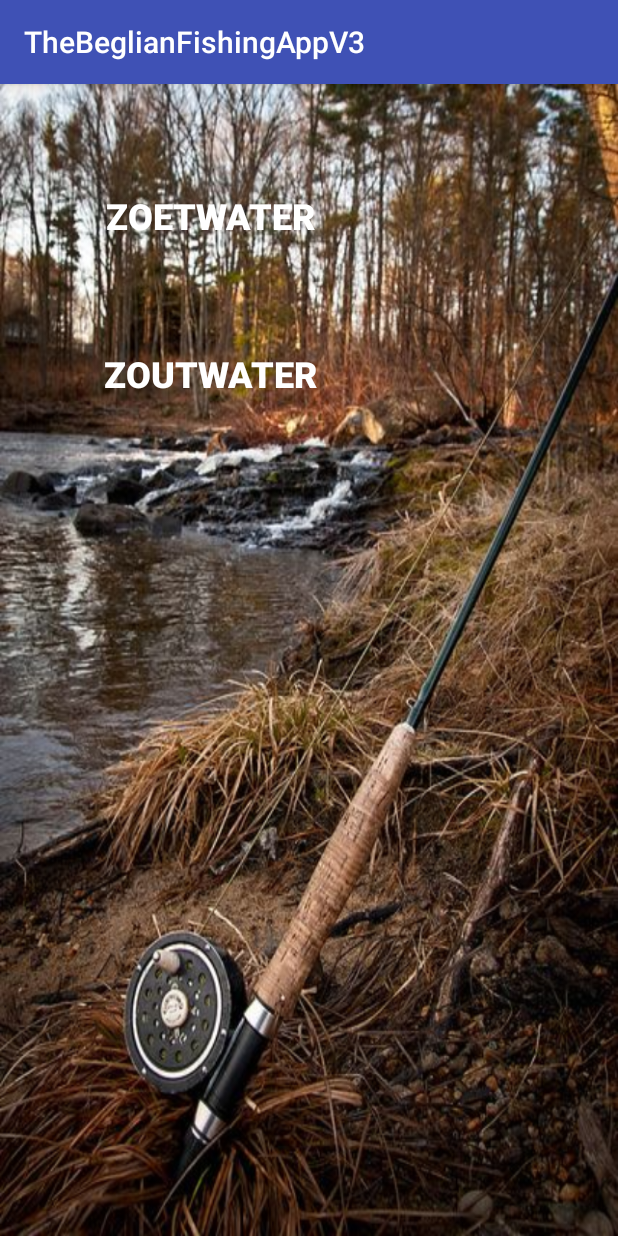
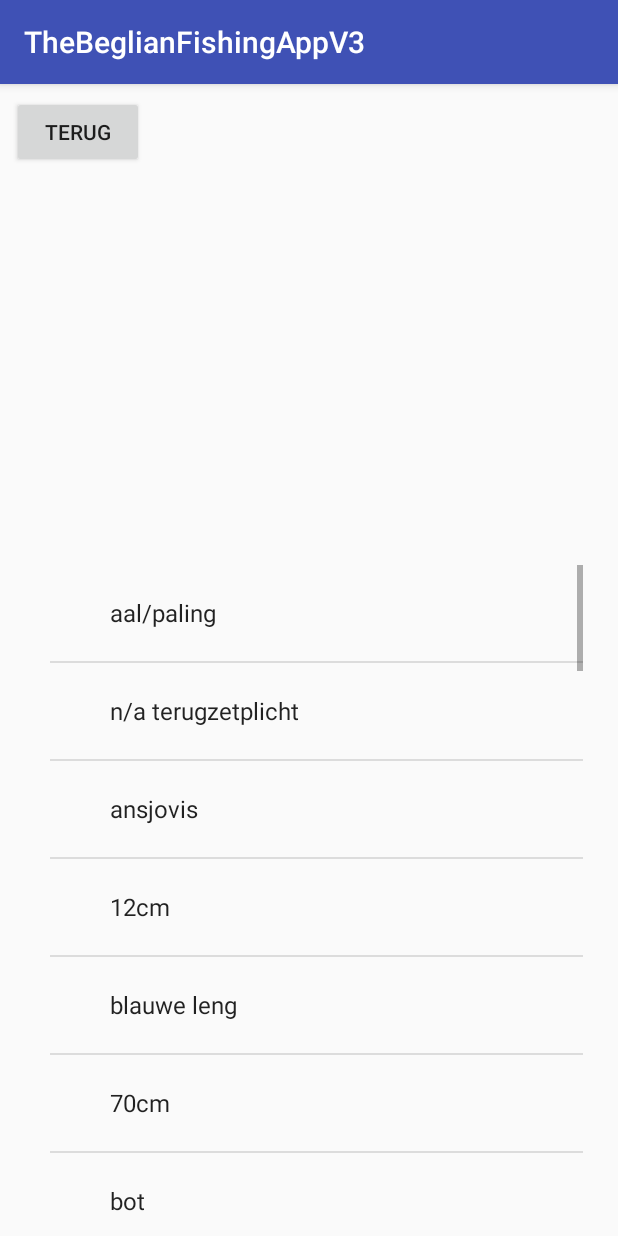
Before and after one commit to SkyHighDreams/TheBeglianFisingAppV4.1, an Android app: the Activity_maten screen opened directly, with no data from a screen before it, after a tap on "ZOUTWATER", on a phone screen of 412 x 824 dp. Run offline under Robolectric (Android 15) with nearby library versions, the phone set to English and light mode, and no system bars.

Commit message:
listview werken correct nu

```diff
--- a/app/src/main/AndroidManifest.xml
+++ b/app/src/main/AndroidManifest.xml
@@ -19,7 +19,8 @@
         <activity android:name=".Activity_maten" />
         <activity android:name=".Activity_knopen" />
         <activity android:name=".Activity_weer" />
-        <activity android:name=".Activity_maten_zoetwater"></activity>
+        <activity android:name=".Activity_maten_zoetwater" />
+        <activity android:name=".activity_maten_zoutwater"></activity>
     </application>
 
 </manifest>
--- a/app/src/main/java/com/example/lukasznalbach/thebeglianfisingappv3/Activity_maten.java
+++ b/app/src/main/java/com/example/lukasznalbach/thebeglianfisingappv3/Activity_maten.java
@@ -43,9 +43,8 @@ public class Activity_maten extends AppCompatActivity implements View.OnClickLis
         startActivity(intentmatenzoetwater);
     }
 
-    private void openActivity_ZoutwaterMaten()
-    {
-
+    private void openActivity_ZoutwaterMaten() {
+        Intent intentmatenzoutwater = new Intent(this, activity_maten_zoutwater.class);
+        startActivity(intentmatenzoutwater);
     }
-
 }
--- a/app/src/main/java/com/example/lukasznalbach/thebeglianfisingappv3/Activity_maten_zoetwater.java
+++ b/app/src/main/java/com/example/lukasznalbach/thebeglianfisingappv3/Activity_maten_zoetwater.java
@@ -1,14 +1,66 @@
 package com.example.lukasznalbach.thebeglianfisingappv3;
 
+import android.app.ListActivity;
+import android.content.Context;
+import android.content.Intent;
 import android.support.v7.app.AppCompatActivity;
 import android.os.Bundle;
+import android.view.View;
+import android.widget.ArrayAdapter;
+import android.widget.ListView;
+
+import java.util.ArrayList;
 
 public class Activity_maten_zoetwater extends AppCompatActivity {
-
+    ListView listView;
     @Override
     protected void onCreate(Bundle savedInstanceState) {
         super.onCreate(savedInstanceState);
         setContentView(R.layout.activity_maten_zoetwater);
 
+        //get list view object from xml
+        ListView list = (ListView)findViewById(R.id.thelist);
+
+        ArrayList<String> fishes = new ArrayList<String>();
+       //add all the sweet water fishes to the array from the xml
+
+      String[] visnamen = {
+        //zoetwatervissen
+              getString(R.string.aal), getString(R.string.aal_maat),
+              getString(R.string.baars), getString(R.string.baars_maat),
+              getString(R.string.beekforel), getString(R.string.beekforel_maat),
+              getString(R.string.snoek), getString(R.string.snoek_maat),
+              getString(R.string.snoekbaars), getString(R.string.snoekbaars_maat),
+              getString(R.string.voorn), getString(R.string.voorn_maat),
+              getString(R.string.zeelt), getString(R.string.zeelt_maat),
+
+       };
+
+       //fishes.add(getString(R.string.aal));
+
+       for (int i = 0; i < visnamen.length; i++){
+           fishes.add(visnamen[i]);
+            //voeg alle ints toe aan de listview maar converteer deze eerst naar string
+           //android java haalt alleen ints uit een xml file, het is makkelijker deze te converteren in een loop
+
+       }
+
+
+
+
+        //set in a foreach loop
+
+        //until here
+        ArrayAdapter fishesadapter = new ArrayAdapter(this, android.R.layout.simple_expandable_list_item_1, fishes); //adapter die de uiteindelijke items toevoegt aan de view
+
+        list.setAdapter(fishesadapter);
+
     }
+
+    public void back(View view){
+        Intent back = new Intent(this, MainActivity.class);
+        startActivity(back);
+    }
+
+
 }
--- a/app/src/main/java/com/example/lukasznalbach/thebeglianfisingappv3/activity_maten_zoutwater.java
+++ b/app/src/main/java/com/example/lukasznalbach/thebeglianfisingappv3/activity_maten_zoutwater.java
@@ -1,13 +1,69 @@
 package com.example.lukasznalbach.thebeglianfisingappv3;
 
+import android.content.Intent;
 import android.support.v7.app.AppCompatActivity;
 import android.os.Bundle;
+import android.view.View;
+import android.widget.ArrayAdapter;
+import android.widget.ListView;
+
+import java.util.ArrayList;
 
 public class activity_maten_zoutwater extends AppCompatActivity {
-
+    ListView listView;
     @Override
     protected void onCreate(Bundle savedInstanceState) {
         super.onCreate(savedInstanceState);
         setContentView(R.layout.activity_maten_zoutwater);
+
+        ListView list = (ListView)findViewById(R.id.thelist);
+
+        ArrayList<String> fishes = new ArrayList<String>();
+
+        String[] visnamen = {getString(R.string.aal), getString(R.string.aal_maat),
+                getString(R.string.ansjovis) ,getString(R.string.ansjovis_maat) ,
+                getString(R.string.blauwe_leng) ,getString(R.string.blauwe_leng_maat) ,
+                getString(R.string.bot) ,getString(R.string.bot_maat),
+                getString(R.string.forel), getString(R.string.forel_maat),
+                getString(R.string.haring), getString(R.string.haring_maat),
+                getString(R.string.heek), getString(R.string.heek_maat),
+                getString(R.string.horsmakreel), getString(R.string.horsmakreel_maat),
+                getString(R.string.kabeljouw), getString(R.string.kabeljouw_maat),
+                getString(R.string.leng), getString(R.string.leng_maat),
+                getString(R.string.makreel), getString(R.string.makreel_maat),
+                getString(R.string.sardine), getString(R.string.sardine_maat),
+                getString(R.string.schar), getString(R.string.scharsizebe),
+                getString(R.string.schelvis), getString(R.string.schol_maat),
+                getString(R.string.tong), getString(R.string.tong_maat),
+                getString(R.string.wijting), getString(R.string.wijting_maat),
+                getString(R.string.witte_koolvis), getString(R.string.witte_koolvis_maat),
+                getString(R.string.zalm), getString(R.string.zalm_maat),
+                getString(R.string.zeebaars), getString(R.string.zeebaars_maat),
+                getString(R.string.zeekreeft), getString(R.string.zeekreeft_maat),
+                getString(R.string.zwarte_koolvis), getString(R.string.zwarte_koolvis_maat),
+                //indien meer vissen moeten worden toegevoegd misschien best van de ui thread afhalen en in de achtergrond laten gebeuren
+
+
+        };
+
+        //fishes.add(getString(R.string.aal));
+
+        for (int i = 0; i < visnamen.length; i++){
+            fishes.add(visnamen[i]);
+            //voeg alle ints toe aan de listview maar converteer deze eerst naar string
+            //android java haalt alleen ints uit een xml file, het is makkelijker deze te converteren in een loop
+
+        }
+
+        ArrayAdapter fishesadapter = new ArrayAdapter(this, android.R.layout.simple_expandable_list_item_1, fishes); //adapter die de uiteindelijke items toevoegt aan de view
+
+        list.setAdapter(fishesadapter);
+
+    }
+
+
+    public void back(View view){
+        Intent back = new Intent(this, MainActivity.class);
+        startActivity(back);
     }
 }
--- a/app/src/main/res/layout/activity_maten_zoetwater.xml
+++ b/app/src/main/res/layout/activity_maten_zoetwater.xml
@@ -15,7 +15,7 @@
         android:layout_marginEnd="8dp"
         android:layout_marginBottom="8dp"
         android:text="@string/Backbtn"
-
+        android:onClick="back"
         app:layout_constraintBottom_toBottomOf="parent"
         app:layout_constraintEnd_toEndOf="parent"
         app:layout_constraintHorizontal_bias="0.0"
@@ -24,6 +24,7 @@
         app:layout_constraintVertical_bias="0.0" />
 
     <ListView
+        android:id="@+id/thelist"
         android:layout_width="355dp"
         android:layout_height="439dp"
         android:layout_marginStart="8dp"
--- a/app/src/main/res/layout/activity_maten_zoutwater.xml
+++ b/app/src/main/res/layout/activity_maten_zoutwater.xml
@@ -6,4 +6,36 @@
     android:layout_height="match_parent"
     tools:context=".activity_maten_zoutwater">
 
+    <Button
+        android:id="@+id/button"
+        android:layout_width="wrap_content"
+        android:layout_height="wrap_content"
+        android:layout_marginStart="8dp"
+        android:layout_marginTop="8dp"
+        android:layout_marginEnd="8dp"
+        android:layout_marginBottom="8dp"
+        android:text="@string/Backbtn"
+        android:onClick="back"
+        app:layout_constraintBottom_toBottomOf="parent"
+        app:layout_constraintEnd_toEndOf="parent"
+        app:layout_constraintHorizontal_bias="0.0"
+        app:layout_constraintStart_toStartOf="parent"
+        app:layout_constraintTop_toTopOf="parent"
+        app:layout_constraintVertical_bias="0.0" />
+
+    <ListView
+        android:id="@+id/thelist"
+        android:layout_width="355dp"
+        android:layout_height="439dp"
+        android:layout_marginStart="8dp"
+        android:layout_marginTop="8dp"
+        android:layout_marginEnd="8dp"
+        android:layout_marginBottom="8dp"
+        app:layout_constraintBottom_toBottomOf="parent"
+        app:layout_constraintEnd_toEndOf="parent"
+        app:layout_constraintHorizontal_bias="0.615"
+        app:layout_constraintStart_toStartOf="parent"
+        app:layout_constraintTop_toTopOf="parent"
+        app:layout_constraintVertical_bias="1.0" />
+
 </android.support.constraint.ConstraintLayout>
--- a/app/src/main/res/values/strings.xml
+++ b/app/src/main/res/values/strings.xml
@@ -10,4 +10,89 @@
     <string name="Weer_zout">Zoutwater</string>
     <string name="Backbtn">Terug</string>
 
+    <string name="schar">schar</string>
+    <string name="scharsizebe">20cm</string>
+
+    <string name="aal">aal/paling</string>
+    <string name="aal_maat">n/a terugzetplicht</string>
+
+    <string name="ansjovis">ansjovis</string>
+    <string name="ansjovis_maat">12cm</string>
+
+    <string name="blauwe_leng">blauwe leng</string>
+    <string name="blauwe_leng_maat">70cm</string>
+
+    <string name="bot">bot</string>
+    <string name="bot_maat">20cm</string>
+
+    <string name="forel">forel</string>
+    <string name="forel_maat">n/a terugzetplicht</string>
+
+    <string name="haring">haring</string>
+    <string name="haring_maat">20cm</string>
+
+    <string name="heek">heek</string>
+    <string name="heek_maat">27cm</string>
+
+    <string name="horsmakreel">horsmakreel</string>
+    <string name="horsmakreel_maat">15cm</string>
+
+    <string name="kabeljouw">kabeljouw</string>
+    <string name="kabeljouw_maat">35cm</string>
+
+    <string name="leng">leng</string>
+    <string name="leng_maat">63cm</string>
+
+    <string name="makreel">makreel</string>
+    <string name="makreel_maat">30cm</string>
+
+    <string name="sardine">sardine</string>
+    <string name="sardine_maat">11cm</string>
+
+    <string name="tong">tong</string>
+    <string name="tong_maat">24cm</string>
+
+    <string name="schelvis">schelvis</string>
+    <string name="schelvis_maat">30cm</string>
+
+    <string name="schol">schol</string>
+    <string name="schol_maat">27cm</string>
+
+    <string name="wijting">wijting</string>
+    <string name="wijting_maat">27cm</string>
+
+    <string name="witte_koolvis">witte koolvis</string>
+    <string name="witte_koolvis_maat">30cm</string>
+
+    <string name="zalm">zalm</string>
+    <string name="zalm_maat">n/a terugzetplicht</string>
+
+    <string name="zeebaars">zeebaars</string>
+    <string name="zeebaars_maat">42cm max 1 stuk</string>
+
+    <string name="zeekreeft">zeekreeft</string>
+    <string name="zeekreeft_maat">85cm van schaar naar staart</string>
+
+    <string name="zwarte_koolvis">zwarte koolvis</string>
+    <string name="zwarte_koolvis_maat">35cm</string>
+
+    <!-- zoetwater -->
+
+    <string name="baars">baars</string>
+    <string name="baars_maat">22cm</string>
+
+    <string name="beekforel">beekforel</string>
+    <string name="beekforel_maat">25cm</string>
+
+    <string name="snoek">snoek</string>
+    <string name="snoek_maat">45cm</string>
+
+    <string name="voorn">voorn</string>
+    <string name="voorn_maat">30cm</string>
+
+    <string name="snoekbaars">snoekbaars</string>
+    <string name="snoekbaars_maat">42cm</string>
+
+    <string name="zeelt">zeelt</string>
+    <string name="zeelt_maat">25cm</string>
 </resources>
```
Also changed, not shown: 2 other files. Lines whose indentation alone changed are shown as unchanged.
